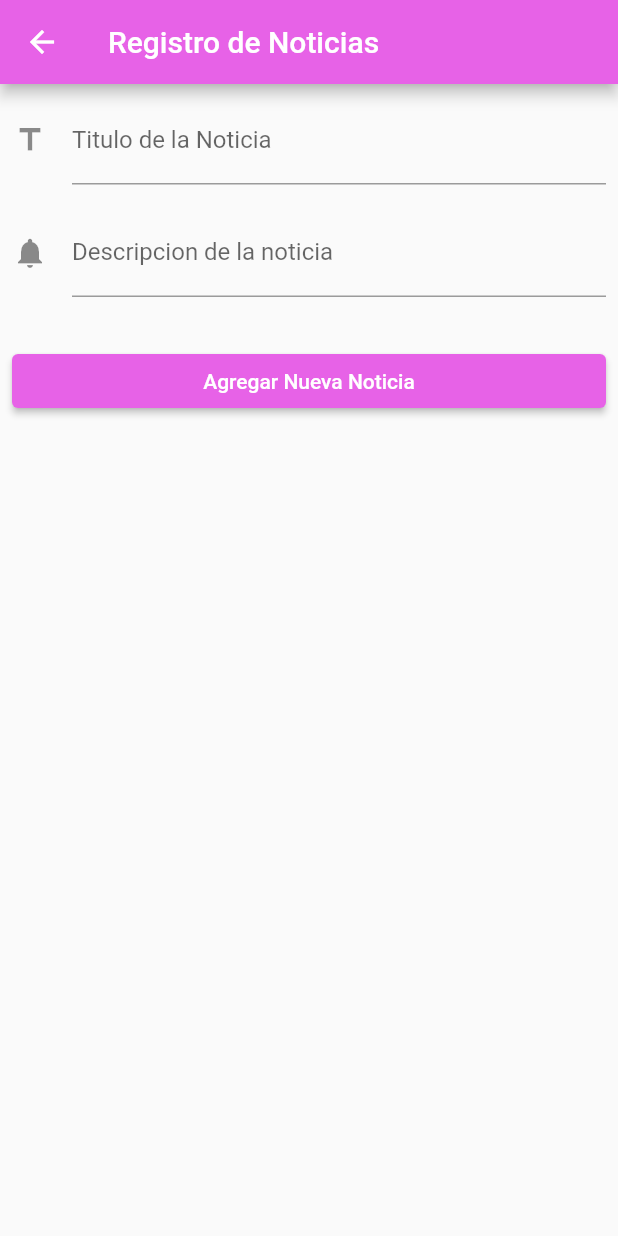
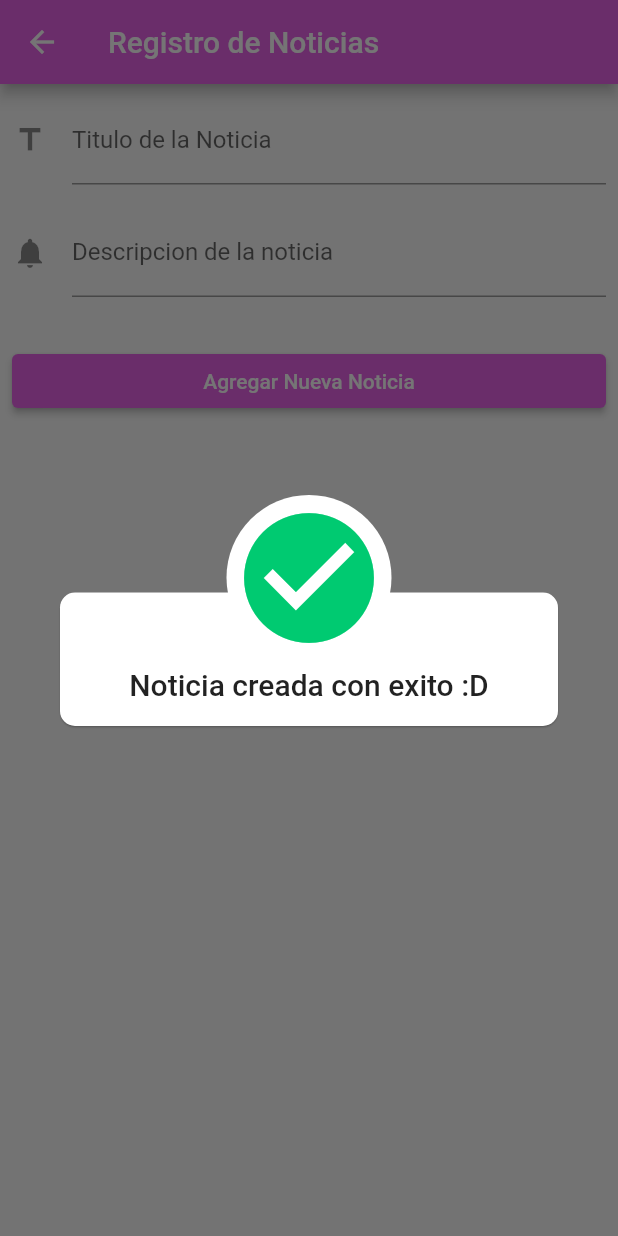
Before and after one commit to MatiasEzkol/Evaluacion3Dam, a Flutter app: the RegistroNoticiasPage screen opened directly, after a tap on "Agregar Nueva Noticia", on a phone screen of 412 x 824 dp. Run offline on Flutter 3.47's test engine with Material 2 defaults, Android fonts, the phone set to English and light mode, and no system bars; our stand-ins replace awesome_dialog, cloud_firestore, firebase_auth, firebase_core, flutter_slidable, google_sign_in and 2 more; accounts and stored records are empty; network calls fail.

Commit message:
Todo listo listo :D

```diff
--- a/chipidei/lib/pages/noticias/noticias_editar.dart
+++ b/chipidei/lib/pages/noticias/noticias_editar.dart
@@ -2,8 +2,8 @@ import 'package:chipidei/services/firestore_service.dart';
 import 'package:flutter/material.dart';
 
 class NoticiasEditar extends StatefulWidget {
-  String productoId;
-  NoticiasEditar(this.productoId, {Key? key}) : super(key: key);
+  String noticiaId;
+  NoticiasEditar(this.noticiaId, {Key? key}) : super(key: key);
 
   @override
   State<NoticiasEditar> createState() => _NoticiasEditarState();
@@ -17,14 +17,14 @@ class _NoticiasEditarState extends State<NoticiasEditar> {
 
     return Scaffold(
       appBar: AppBar(
-        title: Text('Editar Producto'),
+        title: Text('Editar Noticia'),
         backgroundColor: Color(0xFF363942),
       ),
       body: Form(
         child: Padding(
           padding: EdgeInsets.all(5),
           child: FutureBuilder(
-              future: FirestoreService().getNoticia(widget.productoId),
+              future: FirestoreService().getNoticia(widget.noticiaId),
               builder: (context, AsyncSnapshot snapshot) {
                 if (!snapshot.hasData) {
                   return Center(
@@ -32,9 +32,9 @@ class _NoticiasEditarState extends State<NoticiasEditar> {
                   );
                 }
 
-                var producto = snapshot.data;
-                tituloCtrl.text = producto['titulo'];
-                descripcionCtrl.text = producto['descripcion'];
+                var noticia = snapshot.data;
+                tituloCtrl.text = noticia['titulo'];
+                descripcionCtrl.text = noticia['descripcion'];
 
                 return ListView(
                   children: [
@@ -44,17 +44,17 @@ class _NoticiasEditarState extends State<NoticiasEditar> {
                       child: Row(
                         children: [
                           Text(
-                            'Id Producto:',
+                            'Codigo noticia:',
                             style: TextStyle(fontWeight: FontWeight.bold),
                           ),
-                          Text(widget.productoId),
+                          Text(widget.noticiaId),
                         ],
                       ),
                     ),
                     TextFormField(
                       controller: tituloCtrl,
                       decoration: InputDecoration(
-                        labelText: 'titulo Producto',
+                        labelText: 'Titulo noticia',
                       ),
                     ),
                     TextFormField(
@@ -69,13 +69,13 @@ class _NoticiasEditarState extends State<NoticiasEditar> {
                         style: ElevatedButton.styleFrom(
                           primary: Colors.purple,
                         ),
-                        child: Text('Editar Producto'),
+                        child: Text('Editar noticia'),
                         onPressed: () async {
                           String titulo = tituloCtrl.text.trim();
                           String descripcion = descripcionCtrl.text.trim();
 
                           FirestoreService().noticiasEditar(
-                              widget.productoId, titulo, descripcion);
+                              widget.noticiaId, titulo, descripcion);
                           Navigator.pop(context);
                         },
                       ),
--- a/chipidei/lib/pages/noticias/registro_noticias_page.dart
+++ b/chipidei/lib/pages/noticias/registro_noticias_page.dart
@@ -1,3 +1,4 @@
+import 'package:awesome_dialog/awesome_dialog.dart';
 import 'package:flutter/material.dart';
 import '../../services/firestore_service.dart';
 
@@ -68,8 +69,20 @@ class _RegistroNoticiasPageState extends State<RegistroNoticiasPage> {
                 child: ElevatedButton(
                     child: Text('Agregar Nueva Noticia'),
                     onPressed: () async {
-                      await FirestoreService().noticiasAgregar(
-                          tituloCtrl.text.trim(), descripcionCtrl.text.trim());
+                      await FirestoreService()
+                          .noticiasAgregar(tituloCtrl.text.trim(),
+                              descripcionCtrl.text.trim())
+                          .then((value) => {
+                                tituloCtrl.clear(),
+                                descripcionCtrl.clear(),
+                                AwesomeDialog(
+                                  context: context,
+                                  dialogType: DialogType.SUCCES,
+                                  animType: AnimType.BOTTOMSLIDE,
+                                  title: 'Noticia creada con exito :D',
+                                  autoHide: Duration(seconds: 2),
+                                )..show()
+                              });
                     },
                     style: ButtonStyle(
                         backgroundColor: MaterialStateProperty.all(
--- a/chipidei/pubspec.yaml
+++ b/chipidei/pubspec.yaml
@@ -51,6 +51,7 @@ dependencies:
   cloud_firestore: ^3.2.1
   shared_preferences: ^2.0.15
   google_sign_in: ^5.4.0
+  awesome_dialog: ^2.2.1
 
 dev_dependencies:
   flutter_test:
```
Also changed, not shown: chipidei/lib/pages/home_page.dart (+10 -9 lines), chipidei/lib/pages/noticias/gestion_noticias_page.dart (added, +108 -0 lines), chipidei/lib/pages/noticias/noticias_page.dart (+29 -12 lines), chipidei/lib/pages/usuario/login_page.dart (+17 -1 lines), chipidei/pubspec.lock, 1 other file.
